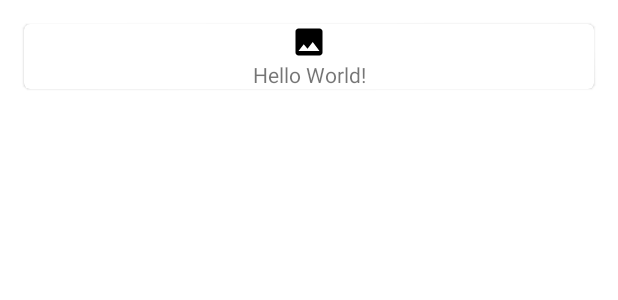
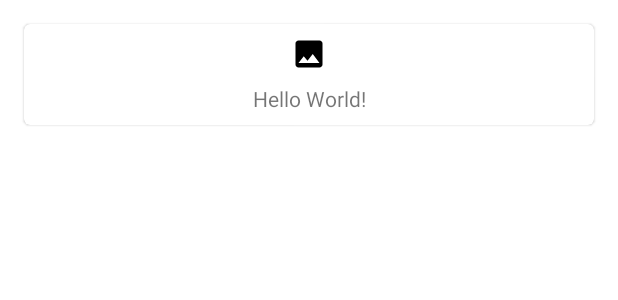
Before and after one commit to segunfrancis/Wiki, an Android app: the layout article_card_item.xml on its own in the app's theme, with its tools: preview values and no code run, on a phone screen of 412 x 824 dp. Shown: the top 300 px of the screen. Run offline under Robolectric (Android 15) with nearby library versions, the phone set to English and light mode, and no system bars.

```diff
--- a/app/src/main/java/com/project/segunfrancis/wiki/fragments/explore/ExploreFragment.kt
+++ b/app/src/main/java/com/project/segunfrancis/wiki/fragments/explore/ExploreFragment.kt
@@ -10,6 +10,7 @@ import androidx.appcompat.app.AlertDialog
 import androidx.fragment.app.Fragment
 import androidx.lifecycle.ViewModelProviders
 import androidx.recyclerview.widget.LinearLayoutManager
+import androidx.recyclerview.widget.StaggeredGridLayoutManager
 import com.project.segunfrancis.wiki.R
 import com.project.segunfrancis.wiki.WikiApplication
 import com.project.segunfrancis.wiki.activities.SearchActivity
@@ -68,7 +69,7 @@ class ExploreFragment : Fragment() {
             val searchIntent = Intent(requireContext(), SearchActivity::class.java)
             startActivity(searchIntent)
         }
-        explore_article_recycler.layoutManager = LinearLayoutManager(requireContext())
+        explore_article_recycler.layoutManager = StaggeredGridLayoutManager(2, StaggeredGridLayoutManager.VERTICAL)
         explore_article_recycler.adapter = adapter
 
         refresher.setOnRefreshListener {
--- a/app/src/main/java/com/project/segunfrancis/wiki/fragments/favorites/FavoritesFragment.kt
+++ b/app/src/main/java/com/project/segunfrancis/wiki/fragments/favorites/FavoritesFragment.kt
@@ -8,6 +8,7 @@ import android.view.ViewGroup
 import androidx.fragment.app.Fragment
 import androidx.lifecycle.ViewModelProviders
 import androidx.recyclerview.widget.LinearLayoutManager
+import androidx.recyclerview.widget.StaggeredGridLayoutManager
 import com.project.segunfrancis.wiki.R
 import com.project.segunfrancis.wiki.WikiApplication
 import com.project.segunfrancis.wiki.adapters.ArticleCardRecyclerAdapter
@@ -45,7 +46,7 @@ class FavoritesFragment : Fragment() {
 
     override fun onViewCreated(view: View, savedInstanceState: Bundle?) {
         super.onViewCreated(view, savedInstanceState)
-        favorites_article_recycler.layoutManager = LinearLayoutManager(requireContext())
+        favorites_article_recycler.layoutManager = StaggeredGridLayoutManager(2, StaggeredGridLayoutManager.VERTICAL)
         favorites_article_recycler.adapter = adapter
     }
 
--- a/app/src/main/res/layout/article_card_item.xml
+++ b/app/src/main/res/layout/article_card_item.xml
@@ -7,7 +7,8 @@
 
     <androidx.constraintlayout.widget.ConstraintLayout
         android:layout_width="match_parent"
-        android:layout_height="wrap_content">
+        android:layout_height="wrap_content"
+        android:layout_margin="8dp">
 
         <ImageView
             android:id="@+id/article_image"
@@ -23,6 +24,7 @@
             android:layout_width="wrap_content"
             android:layout_height="wrap_content"
             android:text="Hello World!"
+            android:layout_marginTop="8dp"
             android:textAlignment="center"
             app:layout_constraintEnd_toEndOf="parent"
             app:layout_constraintStart_toStartOf="parent"
```
